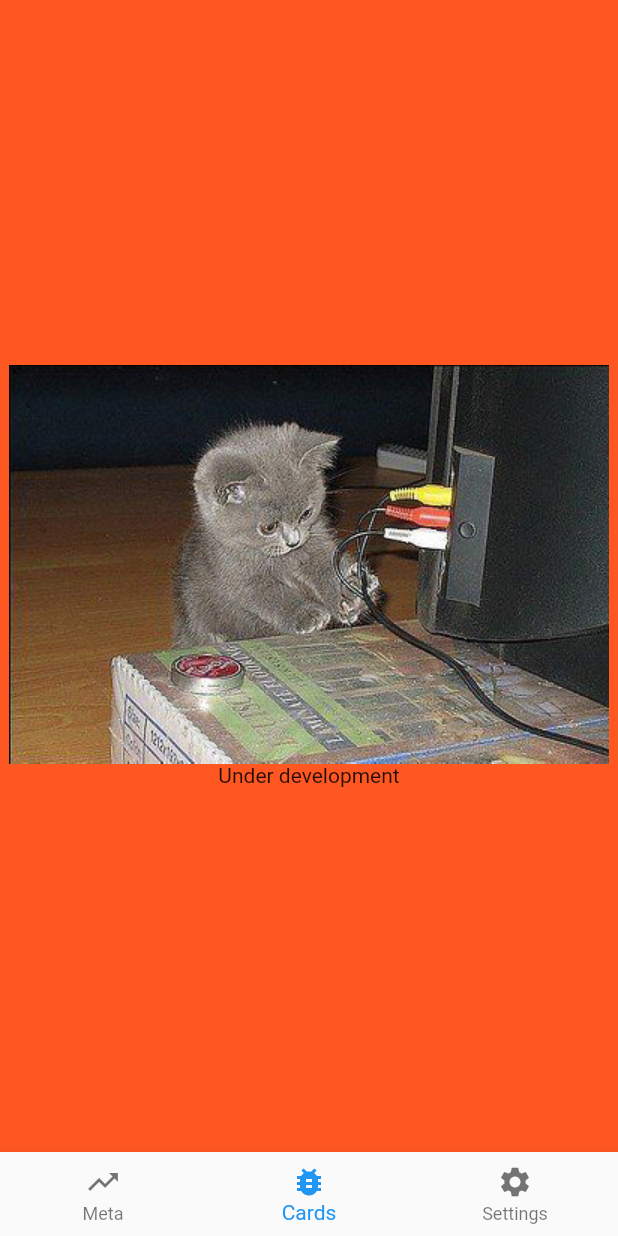
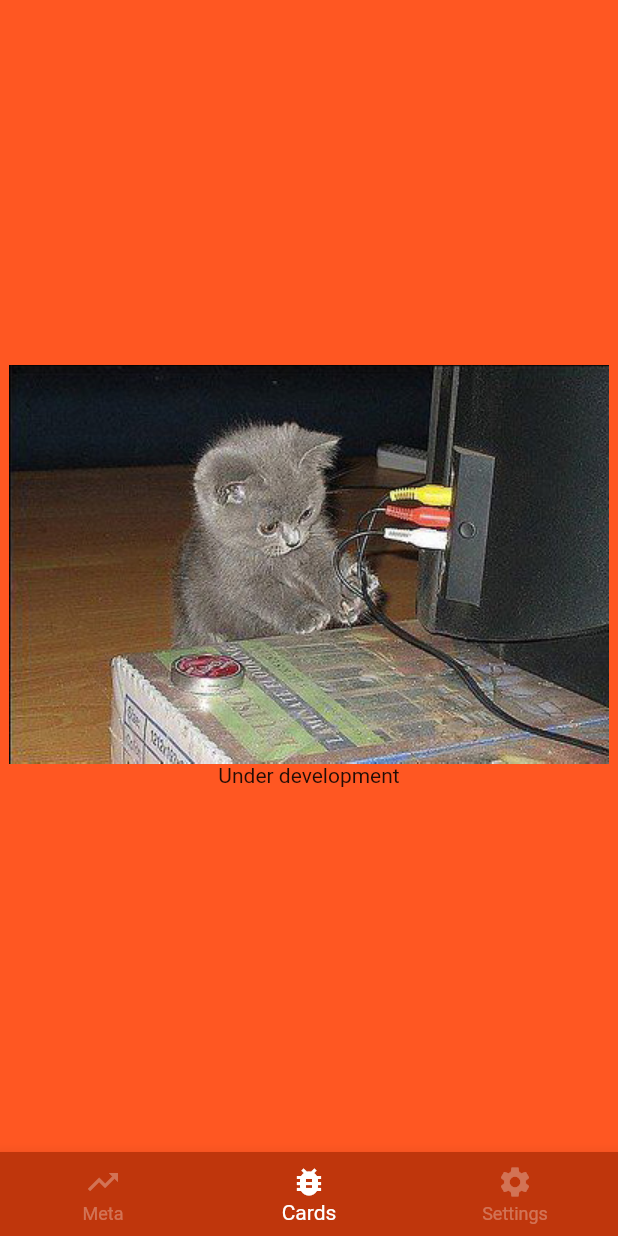
Before and after one commit to madarasz/know-the-meta-app, a Flutter app: the screen it shows after launch, item 2 of the bottom bar chosen, on a phone screen of 412 x 824 dp. Run offline on Flutter 3.47's test engine with Material 2 defaults, Android fonts, the phone set to English and light mode, and no system bars; network calls fail.

Commit message:
side tabbar

```diff
--- a/lib/home.dart
+++ b/lib/home.dart
@@ -20,16 +20,20 @@ class _HomeState extends State<Home> {
         return Scaffold(
             body: _children[_currentIndex],
             bottomNavigationBar: BottomNavigationBar(
+                backgroundColor: const Color(0xFFbf360c),
+                selectedItemColor: Colors.white,
+                unselectedItemColor: Colors.white30,
                 onTap: onTabTapped,
                 currentIndex: _currentIndex,
                 items: [
                     BottomNavigationBarItem(
                         icon: new Icon(Icons.trending_up),
-                        title: new Text('Meta')
+                        title: new Text('Meta'),
                     ),
                     BottomNavigationBarItem(
                         icon: new Icon(Icons.bug_report),
-                        title: new Text('Cards')
+                        title: new Text('Cards'),
+                        backgroundColor: const Color(0xFFf9683a)
                     ),
                     BottomNavigationBarItem(
                         icon: new Icon(Icons.settings),
```
Also changed, not shown: lib/meta.dart (+18 -10 lines).
